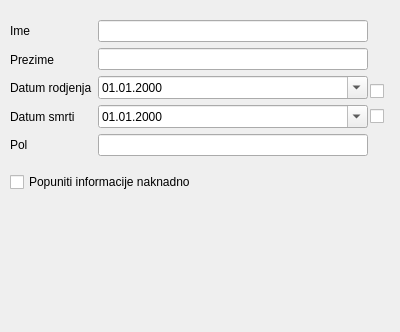
bozidarrr/RS15-14, file ProjectAlmond/dialognovaosoba.ui: the form before one commit.
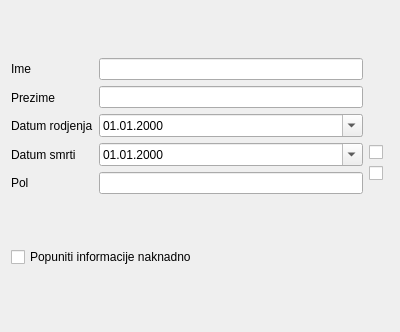
The form after the commit.

```diff
--- a/ProjectAlmond/dialognovaosoba.ui
+++ b/ProjectAlmond/dialognovaosoba.ui
@@ -13,66 +13,10 @@
   <property name="windowTitle">
    <string>Dialog</string>
   </property>
-  <widget class="QDialogButtonBox" name="buttonBox">
-   <property name="geometry">
-    <rect>
-     <x>20</x>
-     <y>290</y>
-     <width>341</width>
-     <height>32</height>
-    </rect>
-   </property>
-   <property name="orientation">
-    <enum>Qt::Horizontal</enum>
-   </property>
-   <property name="standardButtons">
-    <set>QDialogButtonBox::NoButton</set>
-   </property>
-  </widget>
-  <widget class="QWidget" name="layoutWidget">
-   <property name="geometry">
-    <rect>
-     <x>370</x>
-     <y>80</y>
-     <width>22</width>
-     <height>50</height>
-    </rect>
-   </property>
-   <layout class="QVBoxLayout" name="verticalLayout_4">
+  <layout class="QVBoxLayout" name="verticalLayout_5">
     <item>
-     <widget class="QCheckBox" name="chkNepoznatDR">
-      <property name="focusPolicy">
-       <enum>Qt::NoFocus</enum>
-      </property>
-      <property name="text">
-       <string/>
-      </property>
-     </widget>
-    </item>
+    <layout class="QHBoxLayout" name="horizontalLayout_2">
     <item>
-     <widget class="QCheckBox" name="chkSmrt">
-      <property name="focusPolicy">
-       <enum>Qt::NoFocus</enum>
-      </property>
-      <property name="text">
-       <string/>
-      </property>
-      <property name="checked">
-       <bool>false</bool>
-      </property>
-     </widget>
-    </item>
-   </layout>
-  </widget>
-  <widget class="QWidget" name="layoutWidget">
-   <property name="geometry">
-    <rect>
-     <x>10</x>
-     <y>10</y>
-     <width>358</width>
-     <height>193</height>
-    </rect>
-   </property>
    <layout class="QVBoxLayout" name="verticalLayout_3">
     <item>
      <layout class="QHBoxLayout" name="horizontalLayout">
@@ -167,23 +111,73 @@
      </widget>
     </item>
    </layout>
-  </widget>
-  <widget class="QWidget" name="horizontalLayoutWidget">
-   <property name="geometry">
-    <rect>
-     <x>10</x>
-     <y>210</y>
-     <width>361</width>
-     <height>80</height>
-    </rect>
-   </property>
-   <layout class="QHBoxLayout" name="hlTrivija"/>
-  </widget>
-  <zorder>buttonBox</zorder>
-  <zorder>layoutWidget</zorder>
-  <zorder>layoutWidget</zorder>
-  <zorder>checkBox</zorder>
-  <zorder>horizontalLayoutWidget</zorder>
+     </item>
+     <item>
+      <layout class="QVBoxLayout" name="verticalLayout_4">
+       <item>
+        <spacer name="verticalSpacer">
+         <property name="orientation">
+          <enum>Qt::Vertical</enum>
+         </property>
+         <property name="sizeHint" stdset="0">
+          <size>
+           <width>20</width>
+           <height>40</height>
+          </size>
+         </property>
+        </spacer>
+       </item>
+       <item>
+        <widget class="QCheckBox" name="chkSmrt">
+         <property name="focusPolicy">
+          <enum>Qt::NoFocus</enum>
+         </property>
+         <property name="text">
+          <string/>
+         </property>
+         <property name="checked">
+          <bool>false</bool>
+         </property>
+        </widget>
+       </item>
+       <item>
+        <widget class="QCheckBox" name="chkNepoznatDR">
+         <property name="focusPolicy">
+          <enum>Qt::NoFocus</enum>
+         </property>
+         <property name="text">
+          <string/>
+         </property>
+        </widget>
+       </item>
+       <item>
+        <spacer name="verticalSpacer_2">
+         <property name="orientation">
+          <enum>Qt::Vertical</enum>
+         </property>
+         <property name="sizeHint" stdset="0">
+          <size>
+           <width>20</width>
+           <height>40</height>
+          </size>
+         </property>
+        </spacer>
+       </item>
+      </layout>
+     </item>
+    </layout>
+   </item>
+   <item>
+    <widget class="QDialogButtonBox" name="buttonBox">
+     <property name="orientation">
+      <enum>Qt::Horizontal</enum>
+     </property>
+     <property name="standardButtons">
+      <set>QDialogButtonBox::NoButton</set>
+     </property>
+    </widget>
+   </item>
+  </layout>
  </widget>
  <resources/>
  <connections>
```
Lines whose indentation alone changed are shown as unchanged.
